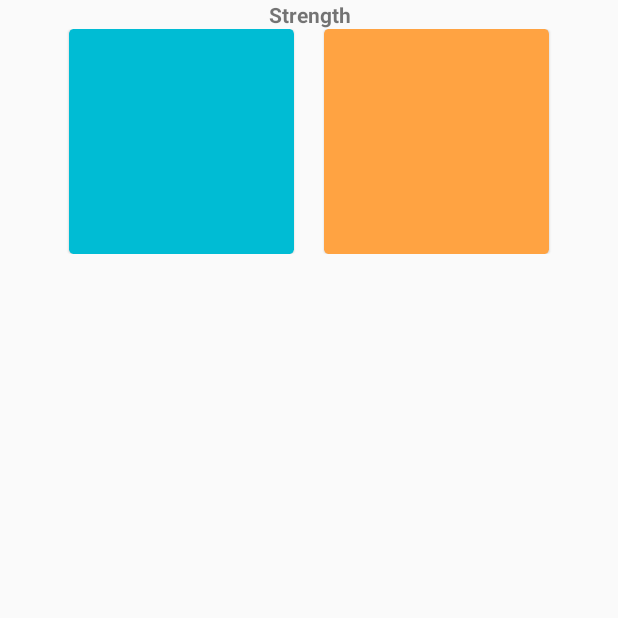
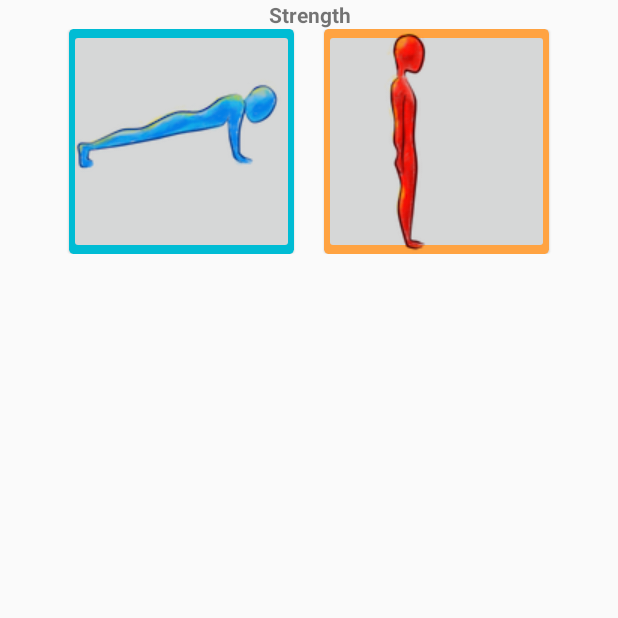
Before and after one commit to jrbrayjr2006/Fitness_Pro_Android, an Android app: the fragment StrengthExerciseFragment shown on its own in the app's theme, on a phone screen of 412 x 824 dp, the top half of it. Run offline under Robolectric (Android 15) with nearby library versions, the phone set to English and light mode, and no system bars.

Commit message:
Add animation to strength exercises

```diff
--- a/app/src/main/java/com/jaydot2/fitnessapp/basic/StrengthExerciseFragment.java
+++ b/app/src/main/java/com/jaydot2/fitnessapp/basic/StrengthExerciseFragment.java
@@ -1,12 +1,14 @@
 package com.jaydot2.fitnessapp.basic;
 
 import android.app.Fragment;
+import android.app.FragmentTransaction;
 import android.os.Bundle;
 import android.support.v7.widget.CardView;
 import android.view.LayoutInflater;
 import android.view.MotionEvent;
 import android.view.View;
 import android.view.ViewGroup;
+import android.widget.ImageButton;
 
 /**
  * Created by jamesbray on 6/4/16.
@@ -14,9 +16,14 @@ import android.view.ViewGroup;
 public class StrengthExerciseFragment extends Fragment {
 
     public static final String TAG = "StrengthExerciseFragment";
+    public static final String EXERCISE_NAME = "EXERCISE_NAME";
+    public static final String IMAGE_RESOURCE = "IMAGE_RESOURCE";
 
     private CardView cardViewOne;
     private CardView cardViewTwo;
+    private ExerciseDialogFragment exerciseDialog;
+    private ImageButton strengthOneImageButton;
+    private ImageButton strengthTwoImageButton;
 
     @Override
     public void onCreate(Bundle savedInstanceState) {
@@ -38,7 +45,40 @@ public class StrengthExerciseFragment extends Fragment {
         });
 
         cardViewTwo = (CardView)v.findViewById(R.id.strengthTwo);
+        cardViewTwo.setOnTouchListener(new View.OnTouchListener() {
+            @Override
+            public boolean onTouch(View v, MotionEvent event) {
+                return false;
+            }
+        });
+
+        strengthOneImageButton = (ImageButton)v.findViewById(R.id.strengthOneImageButton);
+        strengthOneImageButton.setOnTouchListener(new View.OnTouchListener() {
+            @Override
+            public boolean onTouch(View v, MotionEvent event) {
+                openDialog(getString(R.string.pushups), R.drawable.pushup);
+                return false;
+            }
+        });
+
+        strengthTwoImageButton = (ImageButton)v.findViewById(R.id.strengthTwoImageButton);
+        strengthTwoImageButton.setOnTouchListener(new View.OnTouchListener() {
+            public boolean onTouch(View v, MotionEvent event) {
+                openDialog(getResources().getString(R.string.squats),R.drawable.squat);
+                return false;
+            }
+        });
 
         return v;
     }
+
+    private void openDialog(String exerciseName, int resource) {
+        FragmentTransaction ft = getFragmentManager().beginTransaction();
+        Bundle bundle = new Bundle();
+        bundle.putString(EXERCISE_NAME, exerciseName);
+        bundle.putInt(IMAGE_RESOURCE, resource);
+        exerciseDialog = new ExerciseDialogFragment();
+        exerciseDialog.setArguments(bundle);
+        exerciseDialog.show(ft, exerciseName);
+    }
 }
--- /dev/null
+++ b/app/src/main/res/drawable/pushup.xml
@@ -0,0 +1,9 @@
+<?xml version="1.0" encoding="utf-8"?>
+<animation-list xmlns:android="http://schemas.android.com/apk/res/android"
+    android:oneshot="false">
+    <item android:drawable="@drawable/pushup1" android:duration="200" />
+    <item android:drawable="@drawable/pushup2" android:duration="200" />
+    <item android:drawable="@drawable/pushup3" android:duration="200" />
+    <item android:drawable="@drawable/pushup2" android:duration="200" />
+    <item android:drawable="@drawable/pushup1" android:duration="200" />
+</animation-list>
--- /dev/null
+++ b/app/src/main/res/drawable/squat.xml
@@ -0,0 +1,9 @@
+<?xml version="1.0" encoding="utf-8"?>
+<animation-list xmlns:android="http://schemas.android.com/apk/res/android"
+    android:oneshot="false">
+    <item android:drawable="@drawable/squat1" android:duration="200" />
+    <item android:drawable="@drawable/squat2" android:duration="200" />
+    <item android:drawable="@drawable/squat3" android:duration="200" />
+    <item android:drawable="@drawable/squat2" android:duration="200" />
+    <item android:drawable="@drawable/squat1" android:duration="200" />
+</animation-list>
--- a/app/src/main/res/layout/fragment_strength.xml
+++ b/app/src/main/res/layout/fragment_strength.xml
@@ -33,6 +33,13 @@
             card_view:cardBackgroundColor="@color/colorPrimary"
             card_view:cardCornerRadius="3dp">
 
+            <ImageButton
+                android:id="@+id/strengthOneImageButton"
+                android:layout_width="wrap_content"
+                android:layout_height="wrap_content"
+                android:layout_gravity="center"
+                android:src="@drawable/pushup1"/>
+
         </android.support.v7.widget.CardView>
 
         <android.support.v7.widget.CardView
@@ -48,6 +55,13 @@
             card_view:cardBackgroundColor="@color/fitnessOrange"
             card_view:cardCornerRadius="3dp">
 
+            <ImageButton
+                android:id="@+id/strengthTwoImageButton"
+                android:layout_width="wrap_content"
+                android:layout_height="wrap_content"
+                android:layout_gravity="center"
+                android:src="@drawable/squat1"/>
+
         </android.support.v7.widget.CardView>
 
     </LinearLayout>
--- a/app/src/main/res/values/strings.xml
+++ b/app/src/main/res/values/strings.xml
@@ -1,5 +1,8 @@
 <resources>
     <string name="app_name">Fitness Pro</string>
+
+    <string name="show_exercise">Start</string>
+    <string name="cancel">Cancel</string>
 
     <string name="navigation_drawer_open">Open navigation drawer</string>
     <string name="navigation_drawer_close">Close navigation drawer</string>
@@ -22,6 +25,7 @@
 
     <string name="start">Start</string>
     <string name="stop">Stop</string>
+    <string name="ok">OK</string>
 
     <string name="meal01">Meal 1</string>
     <string name="meal02">Meal 2</string>
@@ -30,6 +34,9 @@
     <string name="meal05">Meal 5</string>
     <string name="meal06">Meal 6</string>
 
+    <string name="pushups">Pushups</string>
+    <string name="squats">Squats</string>
+
     <string-array name="fitness_goals_array">
         <item>Weight Loss</item>
         <item>Increase Strength</item>
```
Also changed, not shown: app/src/main/java/com/jaydot2/fitnessapp/basic/ExerciseDialogFragment.java (added, +101 -0 lines), app/src/main/res/drawable/icon.xml (added, +10 -0 lines), app/src/main/res/layout/dialog_fragment_exercise.xml (added, +26 -0 lines), app/src/main/res/drawable/pushup1.png (added), app/src/main/res/drawable/pushup2.png (added), app/src/main/res/drawable/pushup3.png (added), app/src/main/res/drawable/squat1.png (added), app/src/main/res/drawable/squat2.png (added), app/src/main/res/drawable/squat3.png (added).
